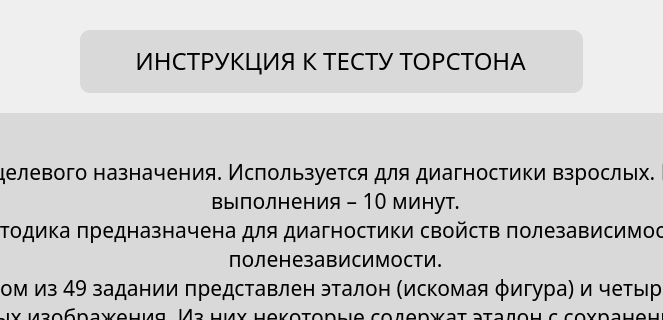
Above: ui/InstructionTorston.ui from xamlo721/PsychologyTestApp before the change; both pictures show x 170 to 833 and y 0 to 320 of the 1000 by 600 pixel window. Below: the same form after it.
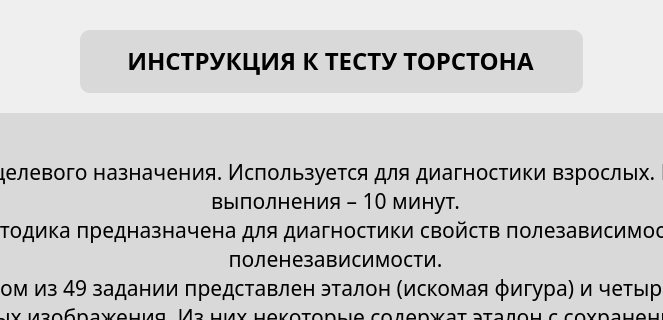
That is the form after the change. Icons and pictures are not drawn.

Commit message: Fixed resizing and styles

```diff
--- a/ui/InstructionTorston.ui
+++ b/ui/InstructionTorston.ui
@@ -103,7 +103,9 @@
    <property name="font">
     <font>
      <family>Montserrat Medium</family>
-     <pointsize>16</pointsize>
+     <pointsize>18</pointsize>
+     <weight>75</weight>
+     <bold>true</bold>
     </font>
    </property>
    <property name="styleSheet">
@@ -113,6 +115,9 @@
 }</string>
    </property>
    <widget class="QTextEdit" name="InstructionTorston">
+    <property name="enabled">
+     <bool>false</bool>
+    </property>
     <property name="geometry">
      <rect>
       <x>0</x>
@@ -124,15 +129,20 @@
     <property name="font">
      <font>
       <family>Montserrat Medium</family>
-      <pointsize>16</pointsize>
+      <pointsize>18</pointsize>
+      <weight>75</weight>
+      <bold>true</bold>
      </font>
     </property>
+    <property name="styleSheet">
+     <string notr="true">color: rgb(0, 0, 0);</string>
+    </property>
     <property name="html">
      <string>&lt;!DOCTYPE HTML PUBLIC &quot;-//W3C//DTD HTML 4.0//EN&quot; &quot;http://www.w3.org/TR/REC-html40/strict.dtd&quot;&gt;
 &lt;html&gt;&lt;head&gt;&lt;meta name=&quot;qrichtext&quot; content=&quot;1&quot; /&gt;&lt;style type=&quot;text/css&quot;&gt;
 p, li { white-space: pre-wrap; }
-&lt;/style&gt;&lt;/head&gt;&lt;body style=&quot; font-family:'Montserrat Medium'; font-size:16pt; font-weight:400; font-style:normal;&quot;&gt;
-&lt;p align=&quot;center&quot; style=&quot; margin-top:0px; margin-bottom:0px; margin-left:0px; margin-right:0px; -qt-block-indent:0; text-indent:0px;&quot;&gt;&lt;span style=&quot; font-size:18pt;&quot;&gt;ИНСТРУКЦИЯ К ТЕСТУ ТОРСТОНА&lt;/span&gt;&lt;/p&gt;&lt;/body&gt;&lt;/html&gt;</string>
+&lt;/style&gt;&lt;/head&gt;&lt;body style=&quot; font-family:'Montserrat Medium'; font-size:18pt; font-weight:600; font-style:normal;&quot;&gt;
+&lt;p align=&quot;center&quot; style=&quot; margin-top:0px; margin-bottom:0px; margin-left:0px; margin-right:0px; -qt-block-indent:0; text-indent:0px;&quot;&gt;ИНСТРУКЦИЯ К ТЕСТУ ТОРСТОНА&lt;/p&gt;&lt;/body&gt;&lt;/html&gt;</string>
     </property>
    </widget>
   </widget>
```
Left out of the diff: 12 changed lines with no effect on the pictures. The commit also changes 6 other files.
